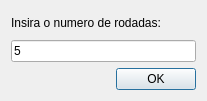
gianricardo/prog3, file Napoleao/Interface/escreve_rodadas.ui: the form before one commit.
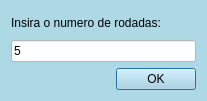
The form after the commit.

What changed in the file:
```diff
--- a/Napoleao/Interface/escreve_rodadas.ui
+++ b/Napoleao/Interface/escreve_rodadas.ui
@@ -13,6 +13,9 @@
   <property name="windowTitle">
    <string>Rodadas</string>
   </property>
+  <property name="styleSheet">
+   <string notr="true">background-color:lightblue</string>
+  </property>
   <layout class="QGridLayout" name="gridLayout">
    <item row="2" column="0">
     <widget class="QDialogButtonBox" name="buttonBox">
@@ -26,6 +29,9 @@
    </item>
    <item row="1" column="0">
     <widget class="QLineEdit" name="lineEdit">
+     <property name="styleSheet">
+      <string notr="true">background-color:white</string>
+     </property>
      <property name="inputMethodHints">
       <set>Qt::ImhDialableCharactersOnly|Qt::ImhFormattedNumbersOnly</set>
      </property>
```
